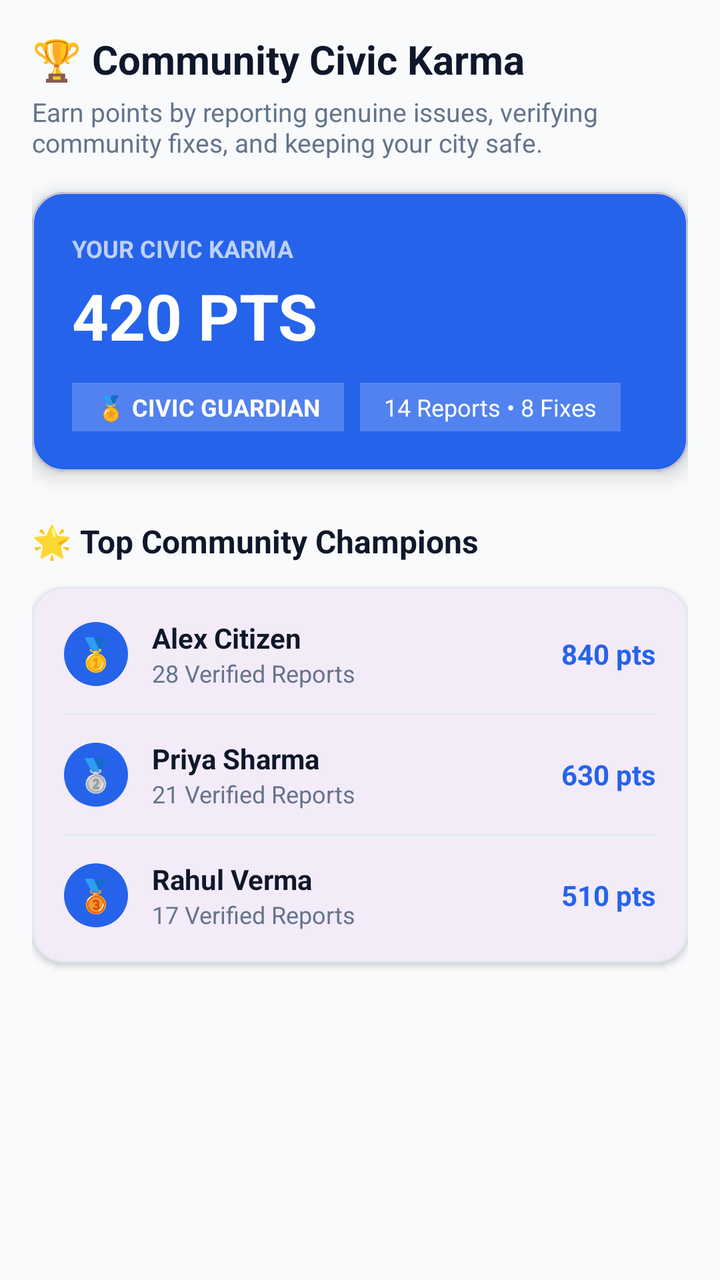
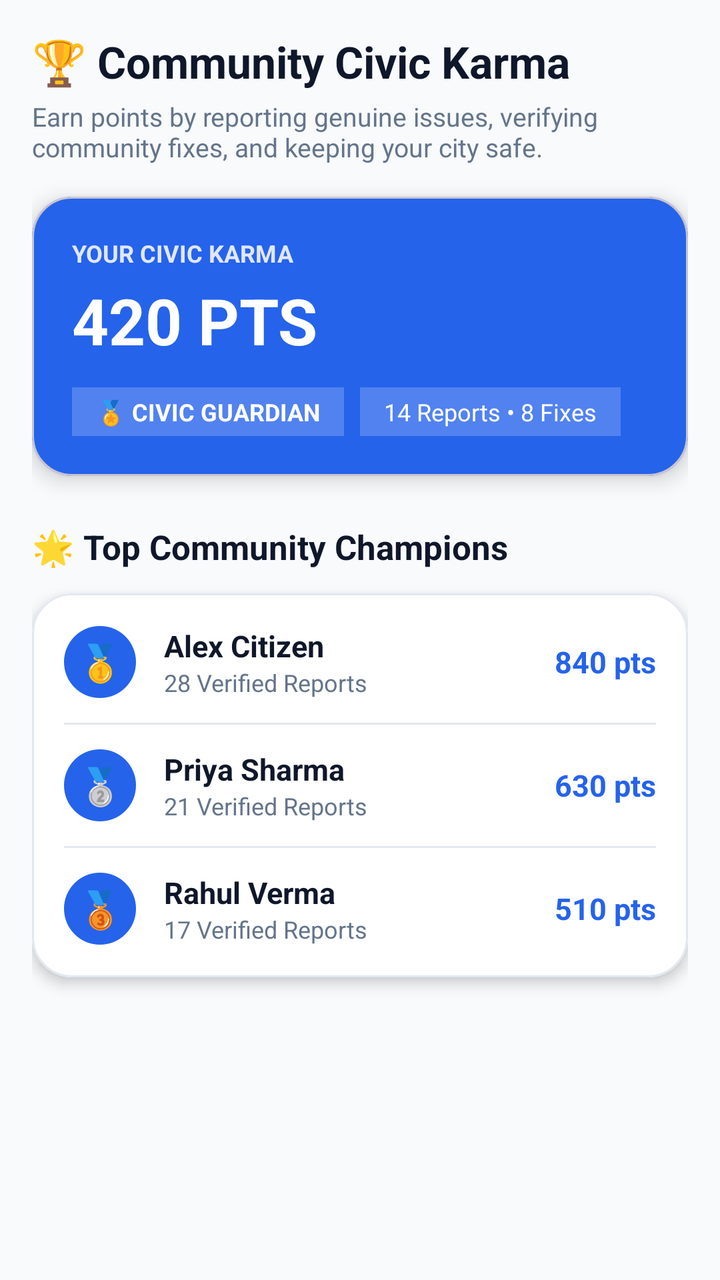

Two renders of the same Android screen: before a commit and after it. Below are the layout's source before the change and the commit's diff.
<!-- AndroidManifest.xml: application theme Theme.CivicLensAI -->
<!-- res/layout/fragment_leaderboard.xml -->
<?xml version="1.0" encoding="utf-8"?>
<ScrollView xmlns:android="http://schemas.android.com/apk/res/android"
    xmlns:app="http://schemas.android.com/apk/res-auto"
    android:layout_width="match_parent"
    android:layout_height="match_parent"
    android:background="@color/bg_light"
    android:fillViewport="true">

    <LinearLayout
        android:layout_width="match_parent"
        android:layout_height="wrap_content"
        android:orientation="vertical"
        android:padding="16dp">

        <TextView
            android:layout_width="match_parent"
            android:layout_height="wrap_content"
            android:text="🏆 Community Civic Karma"
            android:textColor="@color/text_primary"
            android:textSize="20sp"
            android:textStyle="bold" />

        <TextView
            android:layout_width="match_parent"
            android:layout_height="wrap_content"
            android:layout_marginTop="4dp"
            android:text="Earn points by reporting genuine issues, verifying community fixes, and keeping your city safe."
            android:textColor="@color/text_secondary"
            android:textSize="13sp" />

        
        <com.google.android.material.card.MaterialCardView
            android:layout_width="match_parent"
            android:layout_height="wrap_content"
            android:layout_marginTop="16dp"
            app:cardCornerRadius="16dp"
            app:cardElevation="6dp"
            app:cardBackgroundColor="@color/primary_blue">

            <LinearLayout
                android:layout_width="match_parent"
                android:layout_height="wrap_content"
                android:orientation="vertical"
                android:padding="20dp">

                <TextView
                    android:layout_width="wrap_content"
                    android:layout_height="wrap_content"
                    android:text="YOUR CIVIC KARMA"
                    android:textColor="#B3FFFFFF"
                    android:textSize="12sp"
                    android:textStyle="bold" />

                <TextView
                    android:id="@+id/tvUserScore"
                    android:layout_width="wrap_content"
                    android:layout_height="wrap_content"
                    android:layout_marginTop="4dp"
                    android:text="420 PTS"
                    android:textColor="@color/white"
                    android:textSize="32sp"
                    android:textStyle="bold" />

                <LinearLayout
                    android:layout_width="match_parent"
                    android:layout_height="wrap_content"
                    android:layout_marginTop="12dp"
                    android:orientation="horizontal">

                    <TextView
                        android:layout_width="wrap_content"
                        android:layout_height="wrap_content"
                        android:background="#33FFFFFF"
                        android:paddingHorizontal="12dp"
                        android:paddingVertical="4dp"
                        android:text="🏅 CIVIC GUARDIAN"
                        android:textColor="@color/white"
                        android:textSize="12sp"
                        android:textStyle="bold" />

                    <TextView
                        android:layout_width="wrap_content"
                        android:layout_height="wrap_content"
                        android:layout_marginStart="8dp"
                        android:background="#33FFFFFF"
                        android:paddingHorizontal="12dp"
                        android:paddingVertical="4dp"
                        android:text="14 Reports • 8 Fixes"
                        android:textColor="@color/white"
                        android:textSize="12sp" />
                </LinearLayout>
            </LinearLayout>
        </com.google.android.material.card.MaterialCardView>

        
        <TextView
            android:layout_width="match_parent"
            android:layout_height="wrap_content"
            android:layout_marginTop="24dp"
            android:text="🌟 Top Community Champions"
            android:textColor="@color/text_primary"
            android:textSize="16sp"
            android:textStyle="bold" />

        <com.google.android.material.card.MaterialCardView
            android:layout_width="match_parent"
            android:layout_height="wrap_content"
            android:layout_marginTop="12dp"
            app:cardCornerRadius="16dp"
            app:cardElevation="2dp"
            app:strokeWidth="1dp"
            app:strokeColor="@color/divider_line">

            <LinearLayout
                android:layout_width="match_parent"
                android:layout_height="wrap_content"
                android:orientation="vertical"
                android:padding="16dp">

                
                <LinearLayout
                    android:layout_width="match_parent"
                    android:layout_height="wrap_content"
                    android:gravity="center_vertical">

                    <TextView
                        android:layout_width="32dp"
                        android:layout_height="32dp"
                        android:background="@drawable/bg_badge_rounded"
                        android:gravity="center"
                        android:text="🥇"
                        android:textSize="16sp" />

                    <LinearLayout
                        android:layout_width="0dp"
                        android:layout_height="wrap_content"
                        android:layout_marginStart="12dp"
                        android:layout_weight="1"
                        android:orientation="vertical">

                        <TextView
                            android:layout_width="wrap_content"
                            android:layout_height="wrap_content"
                            android:text="Alex Citizen"
                            android:textColor="@color/text_primary"
                            android:textStyle="bold" />

                        <TextView
                            android:layout_width="wrap_content"
                            android:layout_height="wrap_content"
                            android:text="28 Verified Reports"
                            android:textColor="@color/text_secondary"
                            android:textSize="12sp" />
                    </LinearLayout>

                    <TextView
                        android:layout_width="wrap_content"
                        android:layout_height="wrap_content"
                        android:text="840 pts"
                        android:textColor="@color/primary_blue"
                        android:textStyle="bold" />
                </LinearLayout>

                <View
                    android:layout_width="match_parent"
                    android:layout_height="1dp"
                    android:layout_marginTop="12dp"
                    android:layout_marginBottom="12dp"
                    android:background="@color/divider_line" />

                
                <LinearLayout
                    android:layout_width="match_parent"
                    android:layout_height="wrap_content"
                    android:gravity="center_vertical">

                    <TextView
                        android:layout_width="32dp"
                        android:layout_height="32dp"
                        android:background="@drawable/bg_badge_rounded"
                        android:gravity="center"
                        android:text="🥈"
                        android:textSize="16sp" />

                    <LinearLayout
                        android:layout_width="0dp"
                        android:layout_height="wrap_content"
                        android:layout_marginStart="12dp"
                        android:layout_weight="1"
                        android:orientation="vertical">

                        <TextView
                            android:layout_width="wrap_content"
                            android:layout_height="wrap_content"
                            android:text="Priya Sharma"
                            android:textColor="@color/text_primary"
                            android:textStyle="bold" />

                        <TextView
                            android:layout_width="wrap_content"
                            android:layout_height="wrap_content"
                            android:text="21 Verified Reports"
                            android:textColor="@color/text_secondary"
                            android:textSize="12sp" />
                    </LinearLayout>

                    <TextView
                        android:layout_width="wrap_content"
                        android:layout_height="wrap_content"
                        android:text="630 pts"
                        android:textColor="@color/primary_blue"
                        android:textStyle="bold" />
                </LinearLayout>

                <View
                    android:layout_width="match_parent"
                    android:layout_height="1dp"
                    android:layout_marginTop="12dp"
                    android:layout_marginBottom="12dp"
                    android:background="@color/divider_line" />

                
                <LinearLayout
                    android:layout_width="match_parent"
                    android:layout_height="wrap_content"
                    android:gravity="center_vertical">

                    <TextView
                        android:layout_width="32dp"
                        android:layout_height="32dp"
                        android:background="@drawable/bg_badge_rounded"
                        android:gravity="center"
                        android:text="🥉"
                        android:textSize="16sp" />

                    <LinearLayout
                        android:layout_width="0dp"
                        android:layout_height="wrap_content"
                        android:layout_marginStart="12dp"
                        android:layout_weight="1"
                        android:orientation="vertical">

                        <TextView
                            android:layout_width="wrap_content"
                            android:layout_height="wrap_content"
                            android:text="Rahul Verma"
                            android:textColor="@color/text_primary"
                            android:textStyle="bold" />

                        <TextView
                            android:layout_width="wrap_content"
                            android:layout_height="wrap_content"
                            android:text="17 Verified Reports"
                            android:textColor="@color/text_secondary"
                            android:textSize="12sp" />
                    </LinearLayout>

                    <TextView
                        android:layout_width="wrap_content"
                        android:layout_height="wrap_content"
                        android:text="510 pts"
                        android:textColor="@color/primary_blue"
                        android:textStyle="bold" />
                </LinearLayout>

            </LinearLayout>
        </com.google.android.material.card.MaterialCardView>

    </LinearLayout>
</ScrollView>
<!-- resources referenced by this layout -->
<resources>
  <color name="bg_light">#F8FAFC</color>
  <color name="divider_line">#E2E8F0</color>
  <color name="primary_blue">#2563EB</color>
  <color name="text_primary">#0F172A</color>
  <color name="text_secondary">#64748B</color>
  <color name="white">#FFFFFF</color>
  <!-- drawable bg_badge_rounded (drawable) -->
  <?xml version="1.0" encoding="utf-8"?>
  <shape xmlns:android="http://schemas.android.com/apk/res/android"
      android:shape="rectangle">
      <solid android:color="@color/primary_blue" />
      <corners android:radius="20dp" />
  </shape>
  <style name="Theme.CivicLensAI" parent="Base.Theme.CivicLensAI" />
  <style name="Base.Theme.CivicLensAI" parent="Theme.Material3.DayNight.NoActionBar">
          
          
      </style>
</resources>

<!-- the commit's change to res/layout/fragment_leaderboard.xml (unified diff, before → after) -->
@@ -16,8 +16,8 @@
             android:layout_width="match_parent"
             android:layout_height="wrap_content"
             android:text="🏆 Community Civic Karma"
-            android:textColor="@color/text_primary"
-            android:textSize="20sp"
+            android:textColor="#0F172A"
+            android:textSize="22sp"
             android:textStyle="bold" />
 
         <TextView
@@ -25,7 +25,7 @@
             android:layout_height="wrap_content"
             android:layout_marginTop="4dp"
             android:text="Earn points by reporting genuine issues, verifying community fixes, and keeping your city safe."
-            android:textColor="@color/text_secondary"
+            android:textColor="#64748B"
             android:textSize="13sp" />
 
         
@@ -33,9 +33,9 @@
             android:layout_width="match_parent"
             android:layout_height="wrap_content"
             android:layout_marginTop="16dp"
-            app:cardCornerRadius="16dp"
-            app:cardElevation="6dp"
-            app:cardBackgroundColor="@color/primary_blue">
+            app:cardBackgroundColor="#2563EB"
+            app:cardCornerRadius="20dp"
+            app:cardElevation="6dp">
 
             <LinearLayout
                 android:layout_width="match_parent"
@@ -47,7 +47,7 @@
                     android:layout_width="wrap_content"
                     android:layout_height="wrap_content"
                     android:text="YOUR CIVIC KARMA"
-                    android:textColor="#B3FFFFFF"
+                    android:textColor="#E0E7FF"
                     android:textSize="12sp"
                     android:textStyle="bold" />
 
@@ -98,22 +98,24 @@
             android:layout_height="wrap_content"
             android:layout_marginTop="24dp"
             android:text="🌟 Top Community Champions"
-            android:textColor="@color/text_primary"
-            android:textSize="16sp"
+            android:textColor="#0F172A"
+            android:textSize="17sp"
             android:textStyle="bold" />
 
         <com.google.android.material.card.MaterialCardView
             android:layout_width="match_parent"
             android:layout_height="wrap_content"
             android:layout_marginTop="12dp"
-            app:cardCornerRadius="16dp"
-            app:cardElevation="2dp"
+            app:cardBackgroundColor="@color/white"
+            app:cardCornerRadius="20dp"
+            app:cardElevation="4dp"
             app:strokeWidth="1dp"
             app:strokeColor="@color/divider_line">
 
             <LinearLayout
                 android:layout_width="match_parent"
                 android:layout_height="wrap_content"
+                android:background="@color/white"
                 android:orientation="vertical"
                 android:padding="16dp">
 
@@ -124,17 +126,17 @@
                     android:gravity="center_vertical">
 
                     <TextView
-                        android:layout_width="32dp"
-                        android:layout_height="32dp"
+                        android:layout_width="36dp"
+                        android:layout_height="36dp"
                         android:background="@drawable/bg_badge_rounded"
                         android:gravity="center"
                         android:text="🥇"
-                        android:textSize="16sp" />
+                        android:textSize="18sp" />
 
                     <LinearLayout
                         android:layout_width="0dp"
                         android:layout_height="wrap_content"
-                        android:layout_marginStart="12dp"
+                        android:layout_marginStart="14dp"
                         android:layout_weight="1"
                         android:orientation="vertical">
 
@@ -142,14 +144,15 @@
                             android:layout_width="wrap_content"
                             android:layout_height="wrap_content"
                             android:text="Alex Citizen"
-                            android:textColor="@color/text_primary"
+                            android:textColor="#0F172A"
+                            android:textSize="15sp"
                             android:textStyle="bold" />
 
                         <TextView
                             android:layout_width="wrap_content"
                             android:layout_height="wrap_content"
                             android:text="28 Verified Reports"
-                            android:textColor="@color/text_secondary"
+                            android:textColor="#64748B"
                             android:textSize="12sp" />
                     </LinearLayout>
 
@@ -157,7 +160,8 @@
                         android:layout_width="wrap_content"
                         android:layout_height="wrap_content"
                         android:text="840 pts"
-                        android:textColor="@color/primary_blue"
+                        android:textColor="#2563EB"
+                        android:textSize="15sp"
                         android:textStyle="bold" />
                 </LinearLayout>
 
@@ -175,17 +179,17 @@
                     android:gravity="center_vertical">
 
                     <TextView
-                        android:layout_width="32dp"
-                        android:layout_height="32dp"
+                        android:layout_width="36dp"
+                        android:layout_height="36dp"
                         android:background="@drawable/bg_badge_rounded"
                         android:gravity="center"
                         android:text="🥈"
-                        android:textSize="16sp" />
+                        android:textSize="18sp" />
 
                     <LinearLayout
                         android:layout_width="0dp"
                         android:layout_height="wrap_content"
-                        android:layout_marginStart="12dp"
+                        android:layout_marginStart="14dp"
                         android:layout_weight="1"
                         android:orientation="vertical">
 
@@ -193,14 +197,15 @@
                             android:layout_width="wrap_content"
                             android:layout_height="wrap_content"
                             android:text="Priya Sharma"
-                            android:textColor="@color/text_primary"
+                            android:textColor="#0F172A"
+                            android:textSize="15sp"
                             android:textStyle="bold" />
 
                         <TextView
                             android:layout_width="wrap_content"
                             android:layout_height="wrap_content"
                             android:text="21 Verified Reports"
-                            android:textColor="@color/text_secondary"
+                            android:textColor="#64748B"
                             android:textSize="12sp" />
                     </LinearLayout>
 
@@ -208,7 +213,8 @@
                         android:layout_width="wrap_content"
                         android:layout_height="wrap_content"
                         android:text="630 pts"
-                        android:textColor="@color/primary_blue"
+                        android:textColor="#2563EB"
+                        android:textSize="15sp"
                         android:textStyle="bold" />
                 </LinearLayout>
 
@@ -226,17 +232,17 @@
                     android:gravity="center_vertical">
 
                     <TextView
-                        android:layout_width="32dp"
-                        android:layout_height="32dp"
+                        android:layout_width="36dp"
+                        android:layout_height="36dp"
                         android:background="@drawable/bg_badge_rounded"
                         android:gravity="center"
                         android:text="🥉"
-                        android:textSize="16sp" />
+                        android:textSize="18sp" />
 
                     <LinearLayout
                         android:layout_width="0dp"
                         android:layout_height="wrap_content"
-                        android:layout_marginStart="12dp"
+                        android:layout_marginStart="14dp"
                         android:layout_weight="1"
                         android:orientation="vertical">
 
@@ -244,14 +250,15 @@
                             android:layout_width="wrap_content"
                             android:layout_height="wrap_content"
                             android:text="Rahul Verma"
-                            android:textColor="@color/text_primary"
+                            android:textColor="#0F172A"
+                            android:textSize="15sp"
                             android:textStyle="bold" />
 
                         <TextView
                             android:layout_width="wrap_content"
                             android:layout_height="wrap_content"
                             android:text="17 Verified Reports"
-                            android:textColor="@color/text_secondary"
+                            android:textColor="#64748B"
                             android:textSize="12sp" />
                     </LinearLayout>
 
@@ -259,7 +266,8 @@
                         android:layout_width="wrap_content"
                         android:layout_height="wrap_content"
                         android:text="510 pts"
-                        android:textColor="@color/primary_blue"
+                        android:textColor="#2563EB"
+                        android:textSize="15sp"
                         android:textStyle="bold" />
                 </LinearLayout>
 
<!-- resource entries referenced after the edit -->
@@ -3,8 +3,6 @@
   <color name="bg_light">#F8FAFC</color>
   <color name="divider_line">#E2E8F0</color>
   <color name="primary_blue">#2563EB</color>
-  <color name="text_primary">#0F172A</color>
-  <color name="text_secondary">#64748B</color>
   <color name="white">#FFFFFF</color>
   <!-- drawable bg_badge_rounded (drawable) -->
   <?xml version="1.0" encoding="utf-8"?>
@@ -14,9 +12,12 @@
       <corners android:radius="20dp" />
   </shape>
   <style name="Theme.CivicLensAI" parent="Base.Theme.CivicLensAI" />
-  <style name="Base.Theme.CivicLensAI" parent="Theme.Material3.DayNight.NoActionBar">
-          
-          
+  <style name="Base.Theme.CivicLensAI" parent="Theme.Material3.Light.NoActionBar">
+          <item name="colorPrimary">@color/primary_blue</item>
+          <item name="colorOnPrimary">@color/white</item>
+          <item name="colorSecondary">@color/accent_teal</item>
+          <item name="android:windowBackground">@color/bg_light</item>
       </style>
+  <color name="accent_teal">#0EA5E9</color>
 </resources>
 
